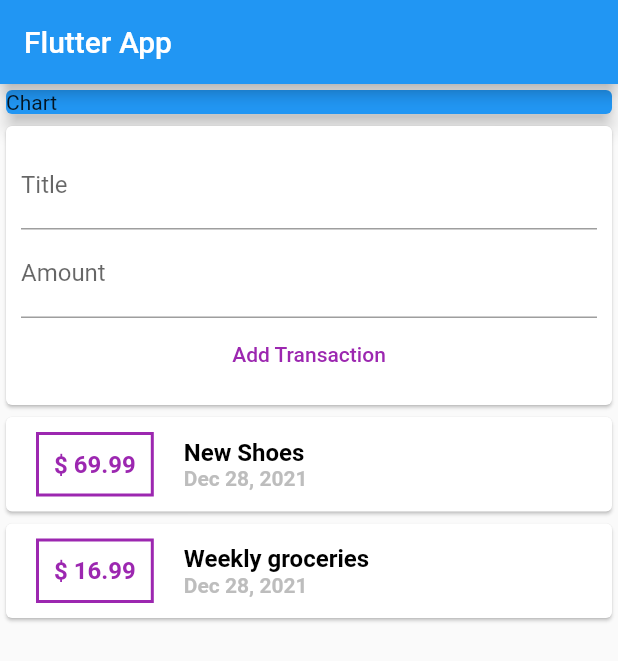
After one commit to asraavisena/personal_expense_app, a Flutter app: the screen it shows after launch, on a phone screen of 412 x 824 dp. The commit adds this screen. Shown: the top 661 px of the screen. Run offline on Flutter 3.47's test engine with Material 2 defaults, Android fonts, the phone set to English and light mode, and no system bars.

Commit message:
refactored widgets and added scroll

```diff
--- /dev/null
+++ b/lib/widgets/new_transaction.dart
@@ -0,0 +1,38 @@
+import 'package:flutter/material.dart';
+
+class NewTransaction extends StatelessWidget {
+  final Function addTransactionFunction;
+  final titleController = TextEditingController();
+  final amountController = TextEditingController();
+  NewTransaction(this.addTransactionFunction);
+  @override
+  Widget build(BuildContext context) {
+    return Card(
+        child: Container(
+      padding: EdgeInsets.all(10),
+      child: Column(
+        children: <Widget>[
+          // Receiving user input
+          TextField(
+            controller: titleController,
+            decoration: InputDecoration(labelText: 'Title'),
+          ),
+          TextField(
+            controller: amountController,
+            decoration: InputDecoration(labelText: 'Amount'),
+          ),
+          TextButton(
+            onPressed: () {
+              addTransactionFunction(
+                  titleController.text, double.parse(amountController.text));
+            },
+            child: Text('Add Transaction'),
+            style: ButtonStyle(
+                foregroundColor:
+                    MaterialStateProperty.all<Color>(Colors.purple)),
+          )
+        ],
+      ),
+    ));
+  }
+}
--- /dev/null
+++ b/lib/widgets/transaction_list.dart
@@ -0,0 +1,59 @@
+import 'package:flutter/material.dart';
+import 'package:intl/intl.dart';
+import '../models/transaction.dart';
+
+class TransactionList extends StatelessWidget {
+  final List<Transaction> transactions;
+
+  TransactionList(this.transactions);
+
+  @override
+  Widget build(BuildContext context) {
+    return Container(
+        height: 300,
+        child: ListView.builder(
+          itemBuilder: (ctx, index) {
+// return a widget
+            return Card(
+                child: Row(
+              children: <Widget>[
+                Container(
+                  padding: EdgeInsets.all(10),
+                  margin: EdgeInsets.symmetric(vertical: 10, horizontal: 20),
+                  // Decoration -> Border
+                  decoration: BoxDecoration(
+                      border: Border.all(color: Colors.purple, width: 2)),
+                  child: Text(
+                    '\$ ${transactions[index].amount}',
+                    style: TextStyle(
+                        fontWeight: FontWeight.bold,
+                        fontSize: 16,
+                        color: Colors.purple),
+                  ),
+                ),
+                Column(
+                  crossAxisAlignment: CrossAxisAlignment.start,
+                  children: <Widget>[
+                    Text(
+                      transactions[index].title,
+                      style: TextStyle(
+                          fontWeight: FontWeight.bold,
+                          fontSize: 16,
+                          color: Colors.black),
+                    ),
+                    Text(
+                      DateFormat.yMMMd().format(transactions[index].date),
+                      style: TextStyle(
+                          fontWeight: FontWeight.w700,
+                          fontSize: 14,
+                          color: Colors.grey[400]),
+                    ),
+                  ],
+                )
+              ],
+            ));
+          },
+          itemCount: transactions.length,
+        ));
+  }
+}
--- /dev/null
+++ b/lib/widgets/user_transactions.dart
@@ -0,0 +1,44 @@
+import 'package:flutter/material.dart';
+import './new_transaction.dart';
+import './transaction_list.dart';
+import '../models/transaction.dart';
+
+class UserTransactions extends StatefulWidget {
+  const UserTransactions({Key? key}) : super(key: key);
+
+  @override
+  _UserTransactionsState createState() => _UserTransactionsState();
+}
+
+class _UserTransactionsState extends State<UserTransactions> {
+  final List<Transaction> _userTransactions = [
+    Transaction(
+        id: 'T1', title: 'New Shoes', amount: 69.99, date: DateTime.now()),
+    Transaction(
+        id: 'T2',
+        title: 'Weekly groceries',
+        amount: 16.99,
+        date: DateTime.now())
+  ];
+  void _addTransaction(String title, double amount) {
+    final newTransaction = Transaction(
+        title: title,
+        amount: amount,
+        date: DateTime.now(),
+        id: (_userTransactions.length + 1).toString());
+
+    setState(() {
+      _userTransactions.add(newTransaction);
+    });
+  }
+
+  @override
+  Widget build(BuildContext context) {
+    return Column(
+      children: <Widget>[
+        NewTransaction(_addTransaction),
+        TransactionList(_userTransactions)
+      ],
+    );
+  }
+}
```
Also changed, not shown: lib/main.dart (+5 -76 lines), lib/models/transaction.dart (renamed from lib/transaction.dart).
